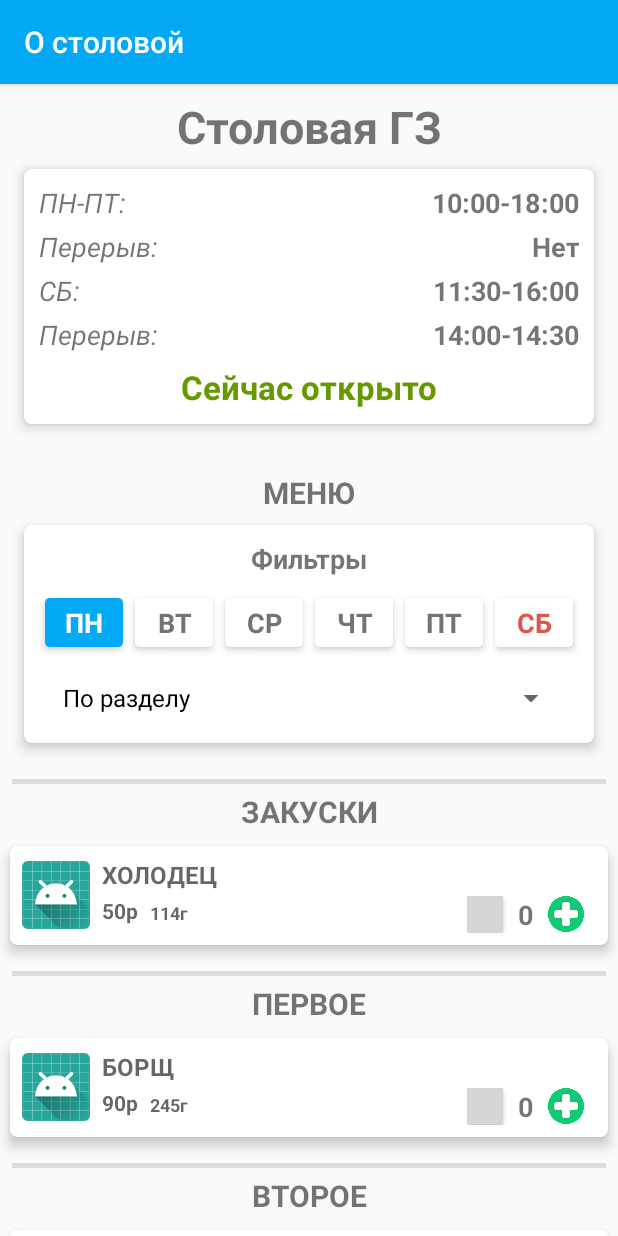
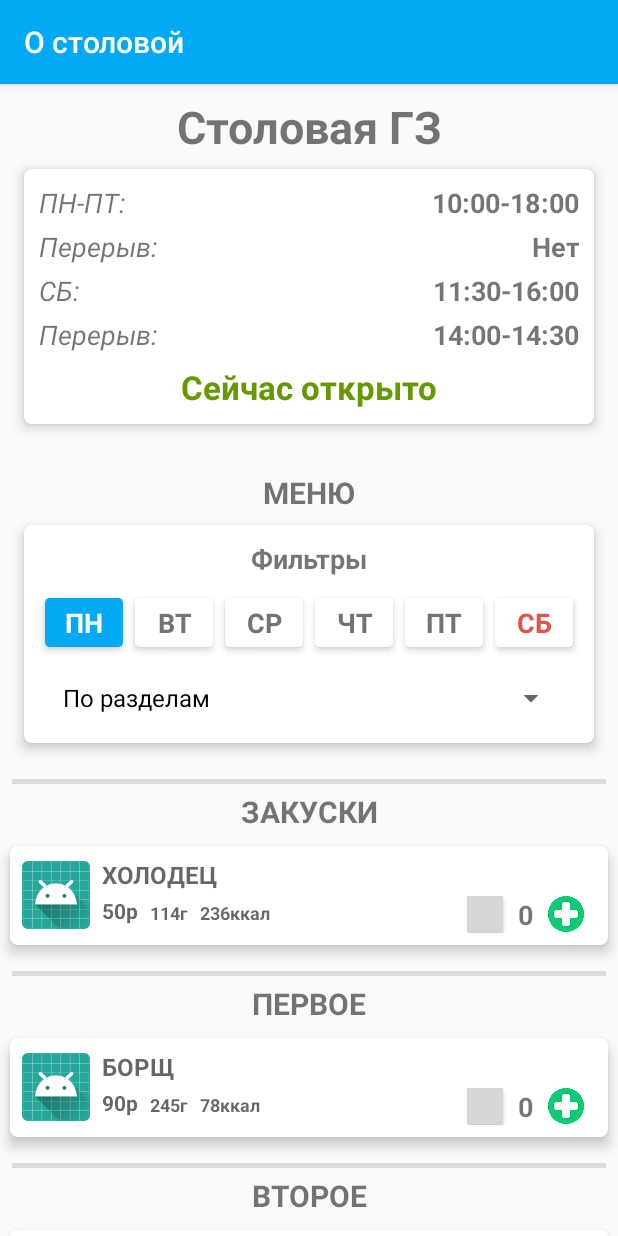
Before and after one commit to Shaniser/Canteen, an Android app: the screen it shows after launch (AboutCanteen), after a tap on "ПН", on a phone screen of 412 x 824 dp. Run offline under Robolectric (Android 15) with nearby library versions, the phone set to English and light mode, and no system bars; grey boxes are pictures that could not be loaded.

Commit message:
Filters changed Added calories in food card

```diff
--- a/app/src/main/java/com/godelsoft/canteen/AboutCanteen.java
+++ b/app/src/main/java/com/godelsoft/canteen/AboutCanteen.java
@@ -28,7 +28,7 @@ public class AboutCanteen extends AppCompatActivity {
         int id = getIntent().getExtras().getInt("id");
         final CanteenProvider canteen = CanteenProvider.all.get(id);
 
-        sortFilters = new String[] { getResources().getString(R.string.group_sort), getResources().getString(R.string.alphabet_sort), getResources().getString(R.string.cost_sort), getResources().getString(R.string.calories_sort) };
+        sortFilters = new String[] { getResources().getString(R.string.group_sort), getResources().getString(R.string.alphabet_sort), getResources().getString(R.string.cost_sort) + "▲", getResources().getString(R.string.cost_sort) + "▼", getResources().getString(R.string.calories_sort) + "▲", getResources().getString(R.string.calories_sort) + "▼" };
 
         Spinner spinner = findViewById(R.id.spinner);
         ArrayAdapter<String> adapter = new ArrayAdapter<String>(this, R.layout.support_simple_spinner_dropdown_item, sortFilters);
--- a/app/src/main/java/com/godelsoft/canteen/Food.java
+++ b/app/src/main/java/com/godelsoft/canteen/Food.java
@@ -63,11 +63,13 @@ public class Food {
         TextView mLabel = view.findViewById(R.id.label);
         TextView mWeigth = view.findViewById(R.id.weigth);
         TextView mCost = view.findViewById(R.id.cost);
+        TextView mCalories = view.findViewById(R.id.calories);
         //TODO Установить соответствующую блюду картинку
 
         mLabel.setText(label);
         mWeigth.setText("" + weight + context.getResources().getString(R.string.gram));
         mCost.setText("" + (cost / 100) + (((cost % 100) == 0) ? "" : "." + (cost % 100)) + context.getResources().getString(R.string.rub));
+        mCalories.setText("" + calories + context.getResources().getString(R.string.ccal));
 
         Button minus = view.findViewById(R.id.minus);
         Button plus = view.findViewById(R.id.plus);
--- a/app/src/main/java/com/godelsoft/canteen/MenuFilter.java
+++ b/app/src/main/java/com/godelsoft/canteen/MenuFilter.java
@@ -22,7 +22,21 @@ public class MenuFilter {
         add(new Comparator<Food>() {
             @Override
             public int compare(Food food, Food t1) {
+                return food.getCost() - t1.getCost();
+            }
+        });
+
+        add(new Comparator<Food>() {
+            @Override
+            public int compare(Food food, Food t1) {
                 return - food.getCost() + t1.getCost();
+            }
+        });
+
+        add(new Comparator<Food>() {
+            @Override
+            public int compare(Food food, Food t1) {
+                return food.getCalories() - t1.getCalories();
             }
         });
 
--- a/app/src/main/res/layout/food_card.xml
+++ b/app/src/main/res/layout/food_card.xml
@@ -61,6 +61,19 @@
             app:layout_constraintStart_toEndOf="@+id/cost" />
 
         <TextView
+            android:id="@+id/calories"
+            android:layout_width="wrap_content"
+            android:layout_height="wrap_content"
+            android:layout_marginStart="8dp"
+            android:text="@string/calories_sample"
+            android:textColor="?android:attr/textColorSecondary"
+            android:textSize="12sp"
+            android:textStyle="bold"
+            android:typeface="normal"
+            app:layout_constraintBottom_toBottomOf="@+id/cost"
+            app:layout_constraintStart_toEndOf="@+id/weigth" />
+
+        <TextView
             android:id="@+id/cost"
             android:layout_width="0dp"
             android:layout_height="wrap_content"
--- a/app/src/main/res/values/strings.xml
+++ b/app/src/main/res/values/strings.xml
@@ -46,7 +46,7 @@
     <string name="friday">ПТ</string>
     <string name="saturday">СБ</string>
     <string name="alphabet_sort">По алфавиту</string>
-    <string name="group_sort">По разделу</string>
+    <string name="group_sort">По разделам</string>
     <string name="cost_sort">По цене</string>
     <string name="calories_sort">По калорийности</string>
     <string name="canteen_not_working">Столовая не работает</string>
```
